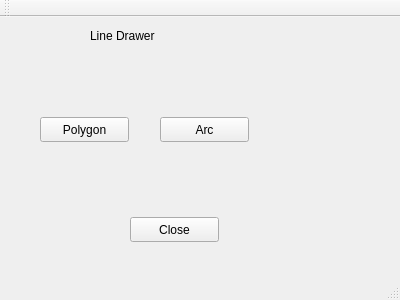
Qt form mainwindow.ui (axelzucho/qt_drawing_app) before a commit.
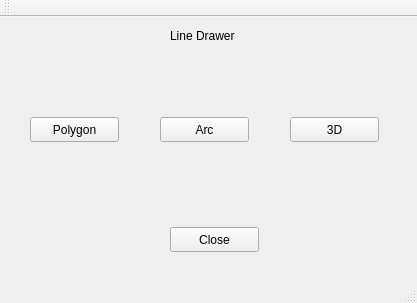
The same form after that commit.

The edit to the form file:
```diff
--- a/mainwindow.ui
+++ b/mainwindow.ui
@@ -6,8 +6,8 @@
    <rect>
     <x>0</x>
     <y>0</y>
-    <width>400</width>
-    <height>300</height>
+    <width>417</width>
+    <height>303</height>
    </rect>
   </property>
   <property name="windowTitle">
@@ -17,8 +17,8 @@
    <widget class="QPushButton" name="pushButtonClose">
     <property name="geometry">
      <rect>
-      <x>130</x>
-      <y>200</y>
+      <x>170</x>
+      <y>210</y>
       <width>89</width>
       <height>25</height>
      </rect>
@@ -30,7 +30,7 @@
    <widget class="QLabel" name="label">
     <property name="geometry">
      <rect>
-      <x>90</x>
+      <x>170</x>
       <y>10</y>
       <width>91</width>
       <height>17</height>
@@ -43,7 +43,7 @@
    <widget class="QPushButton" name="pushButton">
     <property name="geometry">
      <rect>
-      <x>40</x>
+      <x>30</x>
       <y>100</y>
       <width>89</width>
       <height>25</height>
@@ -66,6 +66,19 @@
      <string>Arc</string>
     </property>
    </widget>
+   <widget class="QPushButton" name="pushButton_3">
+    <property name="geometry">
+     <rect>
+      <x>290</x>
+      <y>100</y>
+      <width>89</width>
+      <height>25</height>
+     </rect>
+    </property>
+    <property name="text">
+     <string>3D</string>
+    </property>
+   </widget>
   </widget>
   <widget class="QMenuBar" name="menuBar">
    <property name="geometry">
```
Left out of the diff: 2 changed lines with no effect on the pictures.
